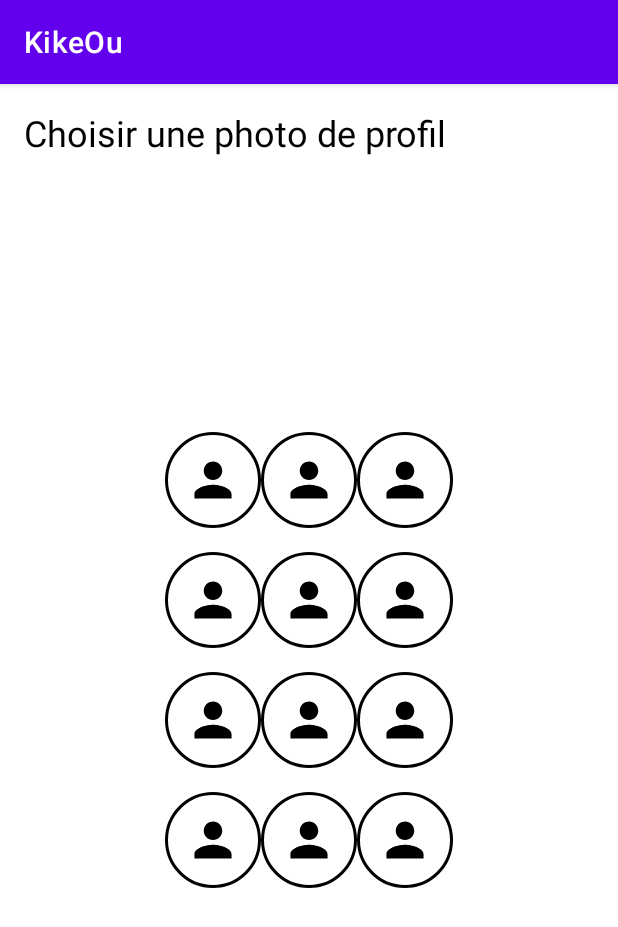
After one commit to youenPlusquellec/KikeOu, an Android app: the ProfilePictureActivity screen opened directly, with no data from a screen before it, on a phone screen of 412 x 824 dp. The commit adds this screen. Shown: the top 927 px of the screen. Run offline under Robolectric (Android 15) with nearby library versions, the phone set to English and light mode, and no system bars; our stand-ins replace CircleImageView, Picasso; pictures from the network do not load.

Commit message:
Add profile picture management

```diff
--- a/app/build.gradle
+++ b/app/build.gradle
@@ -148,6 +148,8 @@ dependencies {
 
     implementation deps.picasso
 
+    implementation deps.gridLayout
+
     testImplementation deps.junit
     androidTestImplementation deps.test.ext_junit
     androidTestImplementation deps.espresso.core
--- a/app/src/main/java/com/example/kikeou/CoworkersFragment.kt
+++ b/app/src/main/java/com/example/kikeou/CoworkersFragment.kt
@@ -68,9 +68,9 @@ class CoworkersFragment:Fragment(R.layout.fragment_coworkers) {
         val contact1 = Contact(1, "tel", "06.99.32.82.34")
         val contact2 = Contact(2, "email", "wilfried.pepin@outlook")
         val agenda = Agenda(1, "maman" ,50, "https://meetanentrepreneur.lu/wp-content/uploads/2019/08/profil-linkedin.jpg", listOf(contact1, contact2), listOf(loc1, loc2), false)
-        val agenda2 = Agenda(2, "papa" ,52, "https://meetanentrepreneur.lu/wp-content/uploads/2019/08/profil-linkedin.jpg", listOf(contact1, contact2), listOf(loc1, loc2), false)
-        val agenda3 = Agenda(3, "moi" ,50, "https://meetanentrepreneur.lu/wp-content/uploads/2019/08/profil-linkedin.jpg", listOf(contact1, contact2), listOf(loc1, loc2), false)
-        val agenda4 = Agenda(4, "toi" ,52, "https://meetanentrepreneur.lu/wp-content/uploads/2019/08/profil-linkedin.jpg", listOf(contact1, contact2), listOf(loc1, loc2), false)
+        val agenda2 = Agenda(2, "papa" ,52, "ma photo", listOf(contact1, contact2), listOf(loc1, loc2), false)
+        val agenda3 = Agenda(3, "moi" ,50, "ma photo", listOf(contact1, contact2), listOf(loc1, loc2), false)
+        val agenda4 = Agenda(4, "toi" ,52, "https://kazeistore.files.wordpress.com/2018/09/pile-face3.jpg", listOf(contact1, contact2), listOf(loc1, loc2), false)
 
         val agendas = listOf(agenda, agenda2, agenda3, agenda4)
 
--- a/app/src/main/java/com/example/kikeou/ProfileFragment.kt
+++ b/app/src/main/java/com/example/kikeou/ProfileFragment.kt
@@ -58,6 +58,11 @@ class ProfileFragment:Fragment(R.layout.fragment_profile) {
         val contact1 = Contact(1, "tel", "06.99.32.82.34")
         val contact2 = Contact(2, "email", "wilfried.pepin@outlook")
         val agenda = Agenda(1, "moi zebi" ,50, "une_photo", listOf(contact1, contact2), listOf(loc1, loc2), false)
+
+        binding.profilePicture.setOnClickListener {
+            val intent = Intent(activity, ProfilePictureActivity::class.java)
+            startActivity(intent)
+        }
 
         val contactAdapter = ContactAdapter()
         binding.contactsList.adapter = contactAdapter
--- /dev/null
+++ b/app/src/main/java/com/example/kikeou/ProfilePictureActivity.kt
@@ -0,0 +1,59 @@
+package com.example.kikeou
+
+import android.app.Activity
+import android.content.Intent
+import androidx.appcompat.app.AppCompatActivity
+import android.os.Bundle
+import android.util.Log
+import androidx.gridlayout.widget.GridLayout
+import com.example.kikeou.room.AppDatabase
+import com.example.kikeou.room.models.Agenda
+import com.example.kikeou.room.models.Contact
+import com.example.kikeou.room.models.Localisation
+import com.squareup.picasso.Picasso
+import de.hdodenhof.circleimageview.CircleImageView
+import kotlinx.android.synthetic.main.activity_profile_picture.*
+
+class ProfilePictureActivity : AppCompatActivity() {
+
+    val profile_pictures = arrayOf<String>(
+        "https://encrypted-tbn0.gstatic.com/images?q=tbn:ANd9GcSTJTgOgt3wKhEdCEXL4EKkypl4l-iNhkSaew&usqp=CAU",
+        "https://avatarfiles.alphacoders.com/924/92441.jpg",
+        "https://i.pinimg.com/474x/b0/be/5b/b0be5b4733de3d6e19ba9bd9322224d6.jpg",
+        "https://preview.redd.it/v0caqchbtn741.jpg?auto=webp&s=c5d05662a039c031f50032e22a7c77dfcf1bfddc",
+        "https://upload.wikimedia.org/wikipedia/commons/5/5f/Alberto_conversi_profile_pic.jpg",
+        "https://encrypted-tbn0.gstatic.com/images?q=tbn:ANd9GcSPjkW6L6Fi2RYRQtGGPZeDA_Qt0qADmENA6A&usqp=CAU",
+        "https://i2.wp.com/sguru.org/wp-content/uploads/2017/06/cool-anonymous-profile-pictures-15.jpg?resize=460%2C458&ssl=1",
+        "https://www.postplanner.com/hs-fs/hub/513577/file-2886416984-png/blog-files/facebook-profile-pic-vs-cover-photo-sq.png?width=250&height=250&name=facebook-profile-pic-vs-cover-photo-sq.png",
+        "https://static.independent.co.uk/s3fs-public/thumbnails/image/2015/06/24/19/gay-pride.jpg?width=982&height=726&auto=webp&quality=75",
+        "https://encrypted-tbn0.gstatic.com/images?q=tbn:ANd9GcR2eN8ZS-WW7HqmiOGKHDdLV8qUEKOU5b3bZg&usqp=CAU",
+        "https://i.pinimg.com/originals/31/6c/37/316c3748190aa5a24e1295d8a1cc2ca2.jpg",
+        "https://p16-va-default.akamaized.net/img/musically-maliva-obj/1655574325839877~c5_1080x1080.jpeg"
+    )
+
+    override fun onCreate(savedInstanceState: Bundle?) {
+        super.onCreate(savedInstanceState)
+        setContentView(R.layout.activity_profile_picture)
+
+        val gridLayout = findViewById<GridLayout>(R.id.profile_pictures_list)
+        for (i in 0..gridLayout.childCount) {
+            val item = gridLayout.getChildAt(i)
+            if (item is CircleImageView) {
+                Picasso.get()
+                    .load(profile_pictures[i])
+                    .placeholder(R.drawable.ic_person_foreground)
+                    .error(R.drawable.ic_person_foreground)
+                    .into(item)
+                item.setOnClickListener {
+
+                    // TODO Ajouter la nouvelle pp à la db
+                    //var agenda : Agenda = AppDatabase.getDatabase(requireContext()).agendaDao().getMyAgenda()
+                    //agenda.photo = profile_pictures[i]
+                    //AppDatabase.getDatabase(requireContext()).agendaDao().update(agenda)
+
+                    finish()
+                }
+            }
+        }
+    }
+}
--- a/app/src/main/java/com/example/kikeou/coworkers/CoworkerAdapter.kt
+++ b/app/src/main/java/com/example/kikeou/coworkers/CoworkerAdapter.kt
@@ -9,6 +9,7 @@ import android.widget.TextView
 import androidx.recyclerview.widget.RecyclerView
 import com.example.kikeou.R
 import com.example.kikeou.room.models.Agenda
+import com.squareup.picasso.Picasso
 import org.w3c.dom.Text
 
 class CoworkerAdapter : RecyclerView.Adapter<CoworkerAdapter.ViewHolder>() {
@@ -40,7 +41,11 @@ class CoworkerAdapter : RecyclerView.Adapter<CoworkerAdapter.ViewHolder>() {
         val item = data[position]
         holder.coworkerName.text = item.name
         holder.coworkerContact.text = item.contact[0].value
-        //holder.coworkerPicture.text = item.name
+        Picasso.get()
+            .load(item.photo)
+            .placeholder(R.drawable.ic_person_foreground)
+            .error(R.drawable.ic_person_foreground)
+            .into(holder.coworkerPicture)
     }
 
     override fun getItemCount() = data.size
--- /dev/null
+++ b/app/src/main/res/layout/activity_profile_picture.xml
@@ -0,0 +1,202 @@
+<?xml version="1.0" encoding="utf-8"?>
+<androidx.constraintlayout.widget.ConstraintLayout xmlns:android="http://schemas.android.com/apk/res/android"
+    xmlns:app="http://schemas.android.com/apk/res-auto"
+    xmlns:tools="http://schemas.android.com/tools"
+    android:layout_width="match_parent"
+    android:layout_height="match_parent"
+    tools:context=".ProfilePictureActivity">
+
+    <TextView
+        android:id="@+id/profile_picture_title"
+        android:layout_width="match_parent"
+        android:layout_height="wrap_content"
+        android:text="@string/profile_picture_title"
+        android:textColor="@color/black"
+        android:textSize="@dimen/main_titles_text_size"
+        app:layout_constraintTop_toTopOf="parent"
+        android:layout_marginStart="16dp"
+        android:layout_marginTop="16dp"
+        android:layout_marginEnd="16dp" />
+
+    <androidx.gridlayout.widget.GridLayout
+        android:id="@+id/profile_pictures_list"
+        android:layout_width="wrap_content"
+        android:layout_height="wrap_content"
+        app:columnCount="3"
+        app:layout_constraintBottom_toBottomOf="parent"
+        app:layout_constraintEnd_toEndOf="parent"
+        app:layout_constraintStart_toStartOf="parent"
+        app:layout_constraintTop_toTopOf="parent">
+
+        <de.hdodenhof.circleimageview.CircleImageView
+            android:layout_width="@dimen/icon_size"
+            android:layout_height="@dimen/icon_size"
+            android:layout_marginTop="8dp"
+            android:layout_marginBottom="8dp"
+            android:src="@drawable/ic_person_foreground"
+            app:civ_border_color="#FF000000"
+            app:civ_border_width="2dp"
+            app:layout_constraintBottom_toBottomOf="parent"
+            app:layout_constraintEnd_toStartOf="@id/right_bar"
+            app:layout_constraintStart_toEndOf="@id/left_bar"
+            app:layout_constraintTop_toTopOf="parent"
+            app:layout_constraintVertical_bias="0.0" />
+
+        <de.hdodenhof.circleimageview.CircleImageView
+            android:layout_width="@dimen/icon_size"
+            android:layout_height="@dimen/icon_size"
+            android:layout_marginTop="8dp"
+            android:layout_marginBottom="8dp"
+            android:src="@drawable/ic_person_foreground"
+            app:civ_border_color="#FF000000"
+            app:civ_border_width="2dp"
+            app:layout_constraintBottom_toBottomOf="parent"
+            app:layout_constraintEnd_toStartOf="@id/right_bar"
+            app:layout_constraintStart_toEndOf="@id/left_bar"
+            app:layout_constraintTop_toTopOf="parent"
+            app:layout_constraintVertical_bias="0.0" />
+
+        <de.hdodenhof.circleimageview.CircleImageView
+            android:layout_width="@dimen/icon_size"
+            android:layout_height="@dimen/icon_size"
+            android:layout_marginTop="8dp"
+            android:layout_marginBottom="8dp"
+            android:src="@drawable/ic_person_foreground"
+            app:civ_border_color="#FF000000"
+            app:civ_border_width="2dp"
+            app:layout_constraintBottom_toBottomOf="parent"
+            app:layout_constraintEnd_toStartOf="@id/right_bar"
+            app:layout_constraintStart_toEndOf="@id/left_bar"
+            app:layout_constraintTop_toTopOf="parent"
+            app:layout_constraintVertical_bias="0.0" />
+
+        <de.hdodenhof.circleimageview.CircleImageView
+            android:layout_width="@dimen/icon_size"
+            android:layout_height="@dimen/icon_size"
+            android:layout_marginTop="8dp"
+            android:layout_marginBottom="8dp"
+            android:src="@drawable/ic_person_foreground"
+            app:civ_border_color="#FF000000"
+            app:civ_border_width="2dp"
+            app:layout_constraintBottom_toBottomOf="parent"
+            app:layout_constraintEnd_toStartOf="@id/right_bar"
+            app:layout_constraintStart_toEndOf="@id/left_bar"
+            app:layout_constraintTop_toTopOf="parent"
+            app:layout_constraintVertical_bias="0.0" />
+
+        <de.hdodenhof.circleimageview.CircleImageView
+            android:layout_width="@dimen/icon_size"
+            android:layout_height="@dimen/icon_size"
+            android:layout_marginTop="8dp"
+            android:layout_marginBottom="8dp"
+            android:src="@drawable/ic_person_foreground"
+            app:civ_border_color="#FF000000"
+            app:civ_border_width="2dp"
+            app:layout_constraintBottom_toBottomOf="parent"
+            app:layout_constraintEnd_toStartOf="@id/right_bar"
+            app:layout_constraintStart_toEndOf="@id/left_bar"
+            app:layout_constraintTop_toTopOf="parent"
+            app:layout_constraintVertical_bias="0.0" />
+
+        <de.hdodenhof.circleimageview.CircleImageView
+            android:layout_width="@dimen/icon_size"
+            android:layout_height="@dimen/icon_size"
+            android:layout_marginTop="8dp"
+            android:layout_marginBottom="8dp"
+            android:src="@drawable/ic_person_foreground"
+            app:civ_border_color="#FF000000"
+            app:civ_border_width="2dp"
+            app:layout_constraintBottom_toBottomOf="parent"
+            app:layout_constraintEnd_toStartOf="@id/right_bar"
+            app:layout_constraintStart_toEndOf="@id/left_bar"
+            app:layout_constraintTop_toTopOf="parent"
+            app:layout_constraintVertical_bias="0.0" />
+
+        <de.hdodenhof.circleimageview.CircleImageView
+            android:layout_width="@dimen/icon_size"
+            android:layout_height="@dimen/icon_size"
+            android:layout_marginTop="8dp"
+            android:layout_marginBottom="8dp"
+            android:src="@drawable/ic_person_foreground"
+            app:civ_border_color="#FF000000"
+            app:civ_border_width="2dp"
+            app:layout_constraintBottom_toBottomOf="parent"
+            app:layout_constraintEnd_toStartOf="@id/right_bar"
+            app:layout_constraintStart_toEndOf="@id/left_bar"
+            app:layout_constraintTop_toTopOf="parent"
+            app:layout_constraintVertical_bias="0.0" />
+
+        <de.hdodenhof.circleimageview.CircleImageView
+            android:layout_width="@dimen/icon_size"
+            android:layout_height="@dimen/icon_size"
+            android:layout_marginTop="8dp"
+            android:layout_marginBottom="8dp"
+            android:src="@drawable/ic_person_foreground"
+            app:civ_border_color="#FF000000"
+            app:civ_border_width="2dp"
+            app:layout_constraintBottom_toBottomOf="parent"
+            app:layout_constraintEnd_toStartOf="@id/right_bar"
+            app:layout_constraintStart_toEndOf="@id/left_bar"
+            app:layout_constraintTop_toTopOf="parent"
+            app:layout_constraintVertical_bias="0.0" />
+
+        <de.hdodenhof.circleimageview.CircleImageView
+            android:layout_width="@dimen/icon_size"
+            android:layout_height="@dimen/icon_size"
+            android:layout_marginTop="8dp"
+            android:layout_marginBottom="8dp"
+            android:src="@drawable/ic_person_foreground"
+            app:civ_border_color="#FF000000"
+            app:civ_border_width="2dp"
+            app:layout_constraintBottom_toBottomOf="parent"
+            app:layout_constraintEnd_toStartOf="@id/right_bar"
+            app:layout_constraintStart_toEndOf="@id/left_bar"
+            app:layout_constraintTop_toTopOf="parent"
+            app:layout_constraintVertical_bias="0.0" />
+
+        <de.hdodenhof.circleimageview.CircleImageView
+            android:layout_width="@dimen/icon_size"
+            android:layout_height="@dimen/icon_size"
+            android:layout_marginTop="8dp"
+            android:layout_marginBottom="8dp"
+            android:src="@drawable/ic_person_foreground"
+            app:civ_border_color="#FF000000"
+            app:civ_border_width="2dp"
+            app:layout_constraintBottom_toBottomOf="parent"
+            app:layout_constraintEnd_toStartOf="@id/right_bar"
+            app:layout_constraintStart_toEndOf="@id/left_bar"
+            app:layout_constraintTop_toTopOf="parent"
+            app:layout_constraintVertical_bias="0.0" />
+
+        <de.hdodenhof.circleimageview.CircleImageView
+            android:layout_width="@dimen/icon_size"
+            android:layout_height="@dimen/icon_size"
+            android:layout_marginTop="8dp"
+            android:layout_marginBottom="8dp"
+            android:src="@drawable/ic_person_foreground"
+            app:civ_border_color="#FF000000"
+            app:civ_border_width="2dp"
+            app:layout_constraintBottom_toBottomOf="parent"
+            app:layout_constraintEnd_toStartOf="@id/right_bar"
+            app:layout_constraintStart_toEndOf="@id/left_bar"
+            app:layout_constraintTop_toTopOf="parent"
+            app:layout_constraintVertical_bias="0.0" />
+
+        <de.hdodenhof.circleimageview.CircleImageView
+            android:layout_width="@dimen/icon_size"
+            android:layout_height="@dimen/icon_size"
+            android:layout_marginTop="8dp"
+            android:layout_marginBottom="8dp"
+            android:src="@drawable/ic_person_foreground"
+            app:civ_border_color="#FF000000"
+            app:civ_border_width="2dp"
+            app:layout_constraintBottom_toBottomOf="parent"
+            app:layout_constraintEnd_toStartOf="@id/right_bar"
+            app:layout_constraintStart_toEndOf="@id/left_bar"
+            app:layout_constraintTop_toTopOf="parent"
+            app:layout_constraintVertical_bias="0.0" />
+
+
+    </androidx.gridlayout.widget.GridLayout>
+
+</androidx.constraintlayout.widget.ConstraintLayout>
--- a/app/src/main/res/layout/coworker_item_view.xml
+++ b/app/src/main/res/layout/coworker_item_view.xml
@@ -4,20 +4,6 @@
     xmlns:tools="http://schemas.android.com/tools"
     android:layout_width="match_parent"
     android:layout_height="wrap_content">
-
-    <!--
-    <ImageView
-        android:id="@+id/coworker_picture"
-        android:layout_width="@dimen/icon_size"
-        android:layout_height="60dp"
-        android:layout_marginStart="16dp"
-        android:layout_marginTop="8dp"
-        android:layout_marginBottom="8dp"
-        app:layout_constraintBottom_toBottomOf="parent"
-        app:layout_constraintStart_toStartOf="parent"
-        app:layout_constraintTop_toTopOf="parent"
-        tools:srcCompat="@drawable/ic_person_foreground" />
-    -->
 
     <de.hdodenhof.circleimageview.CircleImageView
         android:id="@+id/coworker_picture"
--- a/app/src/main/res/layout/fragment_profile.xml
+++ b/app/src/main/res/layout/fragment_profile.xml
@@ -37,13 +37,37 @@
             android:layout_height="wrap_content"
             android:orientation="vertical">
 
-            <TextView
-                android:id="@+id/profile_title"
+            <androidx.constraintlayout.widget.ConstraintLayout
                 android:layout_width="match_parent"
-                android:layout_height="wrap_content"
-                android:text="@string/profile_title"
-                android:textColor="@color/black"
-                android:textSize="@dimen/main_titles_text_size" />
+                android:layout_height="match_parent">
+
+                <TextView
+                    android:id="@+id/profile_title"
+                    android:layout_width="0dp"
+                    android:layout_height="wrap_content"
+                    android:text="@string/profile_title"
+                    android:textColor="@color/black"
+                    android:textSize="@dimen/main_titles_text_size"
+                    app:layout_constraintStart_toStartOf="parent"
+                    app:layout_constraintEnd_toStartOf="@id/profile_picture"
+                    app:layout_constraintBottom_toBottomOf="parent"
+                    app:layout_constraintTop_toTopOf="parent" />
+
+                <de.hdodenhof.circleimageview.CircleImageView
+                    android:id="@+id/profile_picture"
+                    android:layout_width="@dimen/main_profile_picture_size"
+                    android:layout_height="@dimen/main_profile_picture_size"
+                    android:src="@drawable/ic_person_foreground"
+                    app:civ_border_color="#FF000000"
+                    app:civ_border_width="2dp"
+                    app:layout_constraintBottom_toBottomOf="parent"
+                    app:layout_constraintStart_toEndOf="@id/profile_title"
+                    app:layout_constraintEnd_toEndOf="parent"
+                    app:layout_constraintTop_toTopOf="parent"
+                    app:layout_constraintVertical_bias="0.0" />
+
+
+            </androidx.constraintlayout.widget.ConstraintLayout>
 
             <LinearLayout
                 android:layout_width="match_parent"
--- a/app/src/main/res/values/dimens.xml
+++ b/app/src/main/res/values/dimens.xml
@@ -6,4 +6,6 @@
     <dimen name="icon_size">64dp</dimen>
     <dimen name="profile_week_height">48dp</dimen>
     <dimen name="profile_week_size">72dp</dimen>
+    <dimen name="main_profile_picture_size">48dp</dimen>
+
 </resources>
--- a/app/src/main/res/values/strings.xml
+++ b/app/src/main/res/values/strings.xml
@@ -43,4 +43,5 @@
         <item>Vendredi</item>
     </string-array>
     <string name="add">Ajouter</string>
+    <string name="profile_picture_title">Choisir une photo de profil</string>
 </resources>
--- a/dependencies.gradle
+++ b/dependencies.gradle
@@ -91,6 +91,8 @@ deps.imageview = "de.hdodenhof:circleimageview:$versions.imageview"
 versions.picasso = "2.71828"
 deps.picasso = "com.squareup.picasso:picasso:$versions.picasso"
 
+versions.gridLayout = "1.0.0"
+deps.gridLayout = "androidx.gridlayout:gridlayout:$versions.gridLayout"
 
 def kapt = [:]
     kapt.room = "androidx.room:room-compiler:$versions.room"
```
Also changed, not shown: app/src/main/AndroidManifest.xml (+7 -3 lines).
